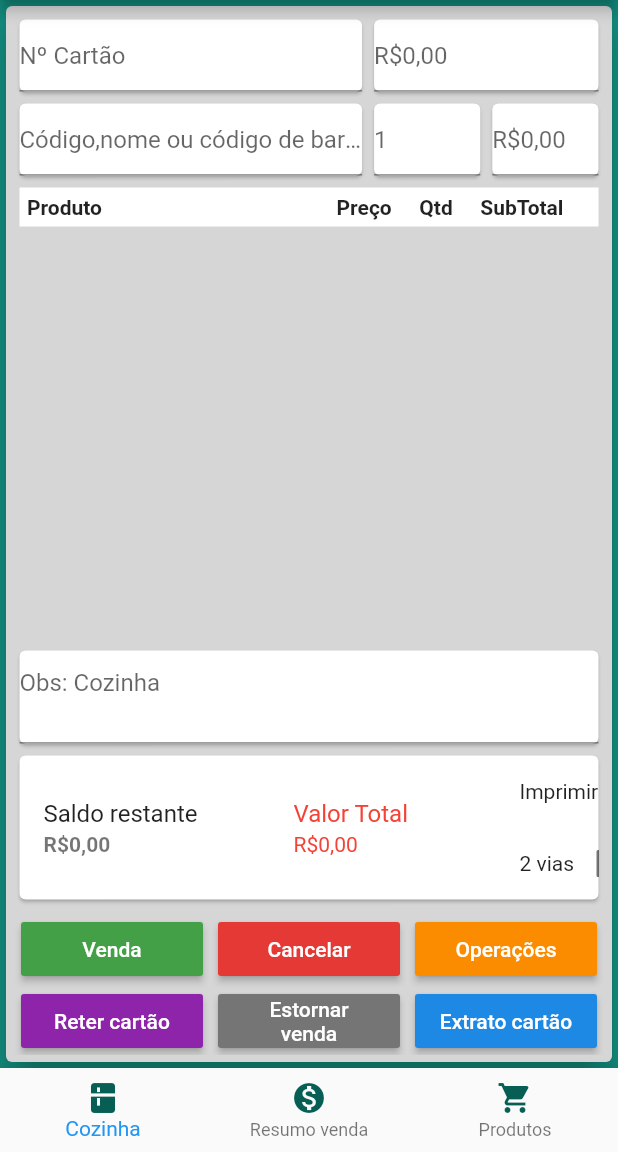
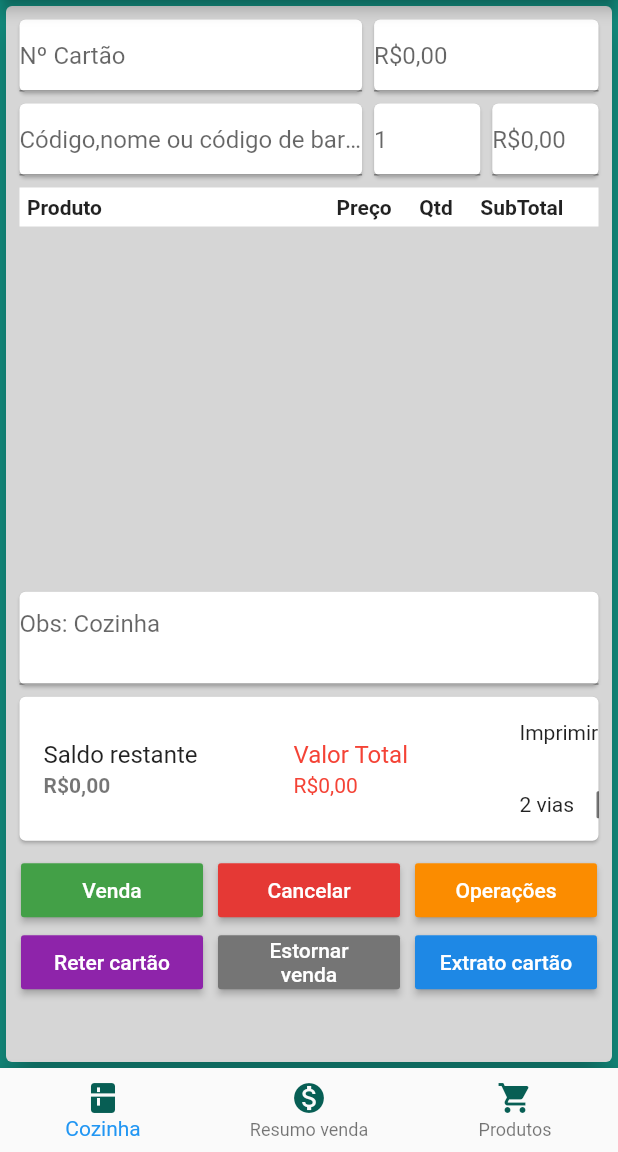
Before and after one commit to PedroPinto23/flutter_webSite, a Flutter app: the screen it shows after launch, on a phone screen of 412 x 824 dp, the part 84-1236 px from its top. Run offline on Flutter 3.47's test engine with Material 2 defaults, Android fonts, the phone set to English and light mode, and no system bars; our stand-ins replace faker, qr_flutter.

Commit message:
26/07/2020

```diff
--- /dev/null
+++ b/lib/Telas/MobileScreen/mobile_screen.dart
@@ -0,0 +1,80 @@
+import 'package:flutter/material.dart';
+import 'package:flutter_website/screens/Bares/widgets/ProdutosCozinha/produtos_cozinha.dart';
+import 'package:flutter_website/screens/Bares/widgets/ProdutosTabela/produtos_tabela.dart';
+import 'package:flutter_website/screens/Bares/widgets/ResumoVenda/resumo_venda.dart';
+
+class MobileScreen extends StatefulWidget {
+  @override
+  _MobileScreenState createState() => _MobileScreenState();
+}
+
+class _MobileScreenState extends State<MobileScreen> {
+  PageController pageController = PageController();
+
+  int _selectedIndex = 0;
+
+  void bottomTapped(int index) {
+    setState(() {
+      _selectedIndex = index;
+      pageController.animateToPage(index,
+          duration: Duration(milliseconds: 500), curve: Curves.ease);
+    });
+  }
+
+  @override
+  Widget build(BuildContext context) {
+    return Scaffold(
+      appBar: AppBar(
+        title: Text("Bares"),
+        centerTitle: true,
+      ),
+      backgroundColor: Color.fromARGB(255, 18, 140, 126),
+      body: PageView(
+        onPageChanged: (value) {
+          setState(() {
+            _selectedIndex = value;
+          });
+        },
+        controller: pageController,
+        children: [
+          ProdutosCozinha(),
+          ResumoVenda(
+            scrollDirection: Axis.vertical,
+          ),
+          ProdutosTabela(),
+        ],
+      ),
+      bottomNavigationBar: BottomNavigationBar(
+        items: <BottomNavigationBarItem>[
+          BottomNavigationBarItem(
+            backgroundColor: Colors.blue,
+            icon: Icon(
+              Icons.kitchen,
+              color: Theme.of(context).primaryColor,
+            ),
+            title: Text("Cozinha"),
+          ),
+          BottomNavigationBarItem(
+            icon: Icon(
+              Icons.monetization_on,
+              color: Theme.of(context).primaryColor,
+            ),
+            title: Text("Resumo venda"),
+          ),
+          BottomNavigationBarItem(
+            icon: Icon(
+              Icons.local_grocery_store,
+              color: Theme.of(context).primaryColor,
+            ),
+            title: Text("Produtos"),
+          ),
+        ],
+        currentIndex: _selectedIndex,
+        selectedItemColor: Colors.blue,
+        onTap: (int index) {
+          bottomTapped(index);
+        },
+      ),
+    );
+  }
+}
--- a/lib/screens/Bares/bares_screen.dart
+++ /dev/null
@@ -1,130 +0,0 @@
-import 'package:flutter/material.dart';
-import 'package:flutter_website/screens/Bares/widgets/ProdutosCozinha/produtos_cozinha.dart';
-import 'package:flutter_website/screens/Bares/widgets/ProdutosTabela/produtos_tabela.dart';
-import 'package:flutter_website/screens/Bares/widgets/ResumoVenda/resumo_venda.dart';
-
-class Bares extends StatefulWidget {
-  @override
-  _BaresState createState() => _BaresState();
-}
-
-class _BaresState extends State<Bares> {
-  int _selectedIndex = 0;
-
-  void bottomTapped(int index) {
-    setState(() {
-      _selectedIndex = index;
-      pageController.animateToPage(index,
-          duration: Duration(milliseconds: 500), curve: Curves.ease);
-    });
-  }
-
-  PageController pageController = PageController();
-  @override
-  Widget build(BuildContext context) {
-    return LayoutBuilder(builder: (context, constraints) {
-      if (constraints.maxWidth > 700 && constraints.maxWidth < 1200) {
-        print(constraints.biggest);
-        return Scaffold(
-            backgroundColor: Color.fromARGB(255, 18, 140, 126),
-            body: Container(
-                decoration:
-                    BoxDecoration(borderRadius: BorderRadius.circular(5)),
-                // padding: EdgeInsets.all(38),
-                child: SingleChildScrollView(
-                  child: Column(
-                    children: [
-                      ProdutosCozinha(),
-                      Container(
-                        width: MediaQuery.of(context).size.width,
-                        height: 280,
-                        child: ResumoVenda(
-                          scrollDirection: Axis.horizontal,
-                        ),
-                      ),
-                      Container(
-                        width: MediaQuery.of(context).size.width,
-                        height: 500,
-                        child: ProdutosTabela(),
-                      ),
-                    ],
-                  ),
-                )));
-      } else if (constraints.maxWidth >= 1200) {
-        print(constraints.biggest);
-        return Scaffold(
-            backgroundColor: Color.fromARGB(255, 18, 140, 126),
-            body: Container(
-                color: Colors.transparent,
-                // decoration: BoxDecoration(
-                //     borderRadius: BorderRadius.all(Radius.circular(45))),
-                child: Row(
-                  children: [
-                    Expanded(flex: 2, child: ProdutosCozinha()),
-                    Expanded(
-                        flex: 1,
-                        child: ResumoVenda(
-                          scrollDirection: Axis.vertical,
-                        )),
-                    Expanded(flex: 2, child: ProdutosTabela()),
-                  ],
-                )));
-      } else {
-        print(constraints.biggest);
-        return Scaffold(
-          appBar: AppBar(
-            title: Text("Bares"),
-            centerTitle: true,
-          ),
-          backgroundColor: Color.fromARGB(255, 18, 140, 126),
-          body: PageView(
-            onPageChanged: (value) {
-              setState(() {
-                _selectedIndex = value;
-              });
-            },
-            controller: pageController,
-            children: [
-              ProdutosCozinha(),
-              ResumoVenda(
-                scrollDirection: Axis.vertical,
-              ),
-              ProdutosTabela()
-            ],
-          ),
-          bottomNavigationBar: BottomNavigationBar(
-            items: <BottomNavigationBarItem>[
-              BottomNavigationBarItem(
-                backgroundColor: Colors.blue,
-                icon: Icon(
-                  Icons.kitchen,
-                  color: Theme.of(context).primaryColor,
-                ),
-                title: Text("Cozinha"),
-              ),
-              BottomNavigationBarItem(
-                icon: Icon(
-                  Icons.monetization_on,
-                  color: Theme.of(context).primaryColor,
-                ),
-                title: Text("Resumo venda"),
-              ),
-              BottomNavigationBarItem(
-                icon: Icon(
-                  Icons.local_grocery_store,
-                  color: Theme.of(context).primaryColor,
-                ),
-                title: Text("Produtos"),
-              ),
-            ],
-            currentIndex: _selectedIndex,
-            selectedItemColor: Colors.blue,
-            onTap: (int index) {
-              bottomTapped(index);
-            },
-          ),
-        );
-      }
-    });
-  }
-}
--- a/lib/screens/Bares/widgets/ProdutosCozinha/produtos_cozinha.dart
+++ b/lib/screens/Bares/widgets/ProdutosCozinha/produtos_cozinha.dart
@@ -20,7 +20,7 @@ class ProdutosCozinha extends StatelessWidget {
               formCodBarras(),
               barraProdutos(),
               Container(
-                height: MediaQuery.of(context).size.height / 3,
+                height: MediaQuery.of(context).size.height / 3.5,
               ),
               Card(
                 child: TextFormField(
--- a/lib/screens/HomeScreen/home_screen.dart
+++ b/lib/screens/HomeScreen/home_screen.dart
@@ -1,9 +1,22 @@
 import 'package:flutter/material.dart';
-import 'package:flutter_website/screens/Bares/bares_screen.dart';
+import 'package:flutter_website/Telas/DesktopScreen/desktop_screen.dart';
+import 'package:flutter_website/Telas/MobileScreen/mobile_screen.dart';
+import 'package:flutter_website/Telas/TabletScreen/tablet_screen.dart';
 
 class HomeScreen extends StatelessWidget {
   @override
   Widget build(BuildContext context) {
-    return Bares();
+    return LayoutBuilder(builder: (context, constraints) {
+      if (constraints.maxWidth >= 1000) {
+        print(constraints.biggest);
+        return DesktopScreen();
+      } else if (constraints.maxWidth > 700 && constraints.maxWidth < 1000) {
+        print(constraints.biggest);
+        return TabletScreen();
+      } else {
+        print(constraints.biggest);
+        return MobileScreen();
+      }
+    });
   }
 }
```
Also changed, not shown: lib/Telas/DesktopScreen/desktop_screen.dart (added, +27 -0 lines), lib/Telas/TabletScreen/tablet_screen.dart (added, +35 -0 lines), lib/screens/Bares/widgets/ProdutosTabela/widgets/card_produto.dart (+5 -2 lines), lib/screens/Bares/widgets/ProdutosTabela/widgets/tab_bar_produtos.dart (+13 -44 lines), lib/screens/Bares/widgets/ResumoVenda/resumo_venda.dart (+27 -4 lines), lib/screens/Bares/widgets/ResumoVenda/widgets/comprovante.dart (+37 -7 lines).
